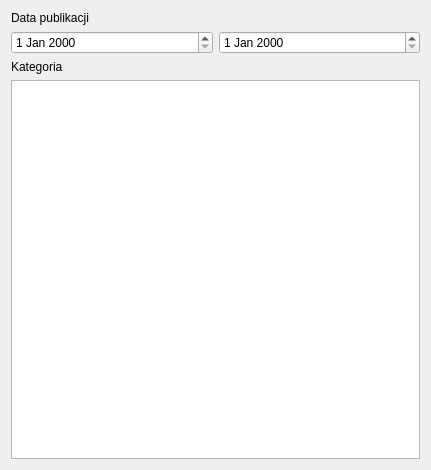
The window that Advancedsearch.ui (KostekF/ELS) describes before a commit, drawn with Qt 5.
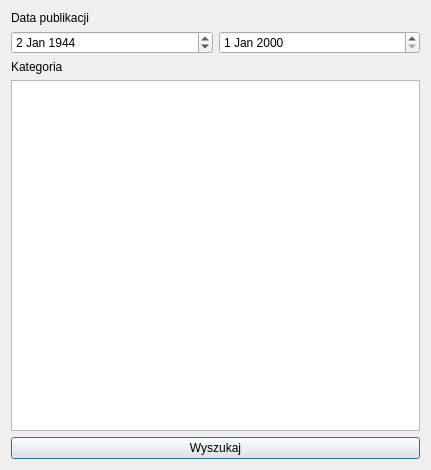
The same window after the commit.

Diff of the .ui file:
```diff
--- a/Advancedsearch.ui
+++ b/Advancedsearch.ui
@@ -29,7 +29,18 @@
      <item>
       <layout class="QHBoxLayout" name="horizontalLayout">
        <item>
-        <widget class="QDateEdit" name="dateEdit"/>
+        <widget class="QDateEdit" name="dateEdit">
+         <property name="dateTime">
+          <datetime>
+           <hour>0</hour>
+           <minute>0</minute>
+           <second>0</second>
+           <year>1944</year>
+           <month>1</month>
+           <day>2</day>
+          </datetime>
+         </property>
+        </widget>
        </item>
        <item>
         <widget class="QDateEdit" name="dateEdit_2"/>
@@ -50,6 +61,13 @@
      <item>
       <widget class="QListWidget" name="listWidget_categories"/>
      </item>
+     <item>
+      <widget class="QPushButton" name="pushButton_wyszukaj">
+       <property name="text">
+        <string>Wyszukaj</string>
+       </property>
+      </widget>
+     </item>
     </layout>
    </item>
   </layout>
```
